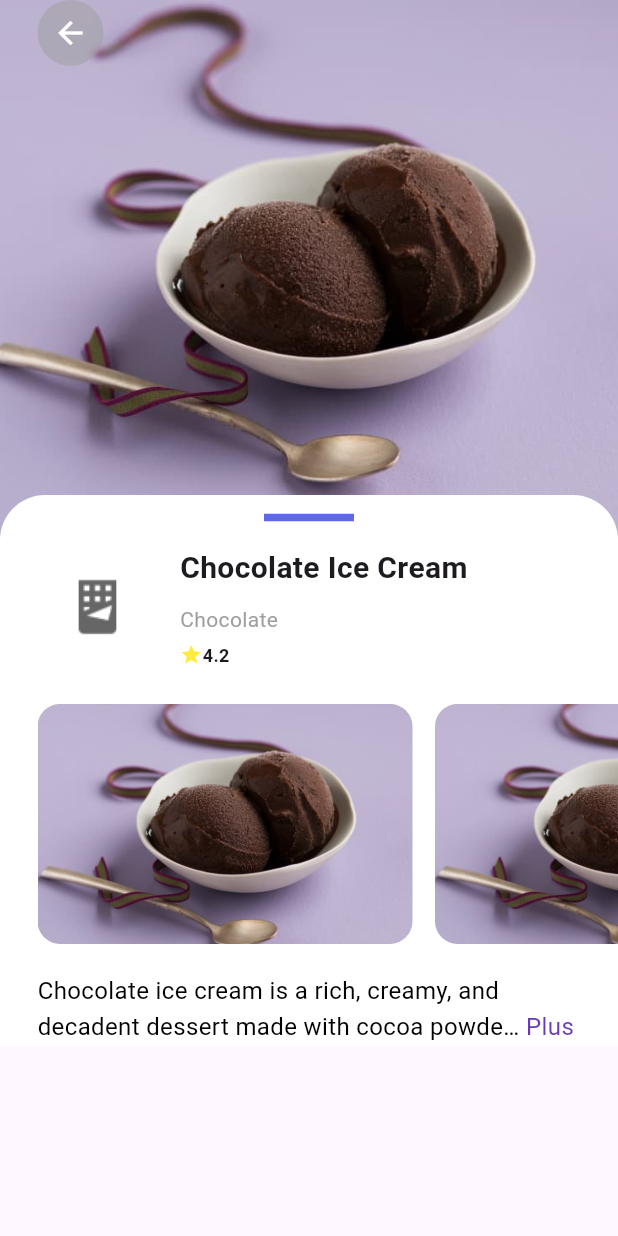
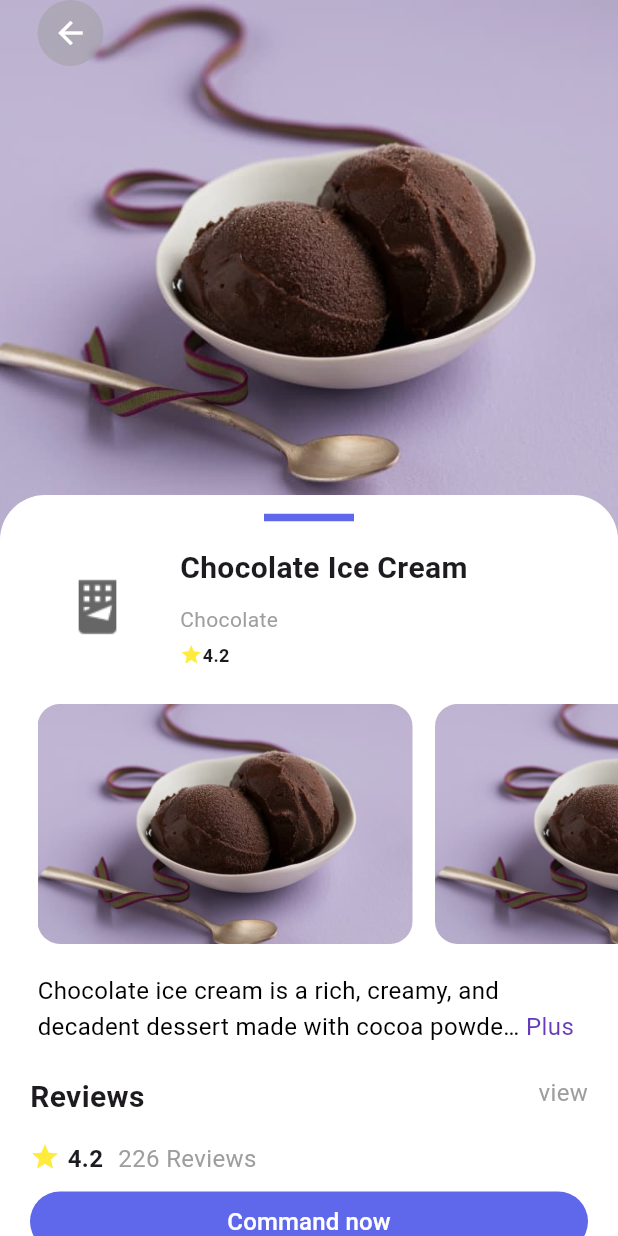
Before and after one commit to RomainDoyen/ice_creams, a Flutter app: the DetailPage screen opened directly with sample values from the repository, on a phone screen of 412 x 824 dp. Run offline on Flutter 3.47's test engine with Material 3 defaults, Android fonts, the phone set to English and light mode, and no system bars; drawn by our look-alikes of readmore.

Commit message:
feat(detail/widgets/review.dart): Creation of the review widget

```diff
--- a/lib/pages/detail/widgets/info.dart
+++ b/lib/pages/detail/widgets/info.dart
@@ -3,7 +3,7 @@ import 'package:ice_creams/models/icecream.dart';
 import 'package:ice_creams/pages/detail/widgets/description.dart';
 import 'package:ice_creams/pages/detail/widgets/gallery.dart';
 import 'package:ice_creams/pages/detail/widgets/header.dart';
-
+import 'package:ice_creams/pages/detail/widgets/review.dart';
 
 class IceCreamInfo extends StatelessWidget {
   const IceCreamInfo(this.iceCream, {super.key});
@@ -19,6 +19,7 @@ class IceCreamInfo extends StatelessWidget {
           HeaderDetailSection(iceCream),
           GallerySection(iceCream),
           DescriptionSection(iceCream),
+          ReviewSection(iceCream),
         ],
       ),
     );
--- /dev/null
+++ b/lib/pages/detail/widgets/review.dart
@@ -0,0 +1,89 @@
+import 'package:flutter/material.dart';
+import 'package:ice_creams/models/icecream.dart';
+
+class ReviewSection extends StatelessWidget {
+
+  final IceCream iceCream;
+
+  const ReviewSection(this.iceCream, {super.key});
+
+  @override
+  Widget build(BuildContext context) {
+    return Container(
+      padding: const EdgeInsets.all(20),
+      child: Column(
+        children: [
+          const Row(
+            mainAxisAlignment: MainAxisAlignment.spaceBetween,
+            crossAxisAlignment: CrossAxisAlignment.start,
+            children: [
+              Text(
+                'Reviews',
+                style: TextStyle(
+                  fontSize: 20,
+                  fontWeight: FontWeight.bold,
+                ),
+              ),
+              Text(
+                'view',
+                style: TextStyle(
+                  fontSize: 16,
+                  color: Colors.grey,
+                ),
+              ),
+            ],
+          ),
+          const SizedBox(height: 15),
+          Row(
+            crossAxisAlignment: CrossAxisAlignment.start,
+            children: [
+              const Icon(
+                Icons.star,
+                color: Colors.yellow,
+                size: 20,
+              ),
+              const SizedBox(width: 5),
+              Text(
+                '${iceCream.rating}',
+                style: const TextStyle(
+                  fontSize: 16,
+                  fontWeight: FontWeight.bold,
+                ),
+              ),
+              const SizedBox(width: 10),
+              Text(
+                '${iceCream.review} Reviews',
+                style: const TextStyle(
+                  fontSize: 16,
+                  color: Colors.grey,
+                ),
+              ),
+            ],
+          ),
+          const SizedBox(height: 10),
+          SizedBox(
+            width: double.maxFinite,
+            height: 40,
+            child: ElevatedButton(
+              style: ElevatedButton.styleFrom(
+                elevation: 0,
+                backgroundColor: const Color(0xFF5F67EA),
+                shape: RoundedRectangleBorder(
+                  borderRadius: BorderRadius.circular(20),
+                ),
+              ),
+              onPressed: () {},
+              child: const Text(
+                'Command now',
+                style: TextStyle(
+                  color: Colors.white,
+                  fontSize: 16,
+                ),
+              ),
+            )
+          )
+        ],
+      ),
+    );
+  }
+}
```
